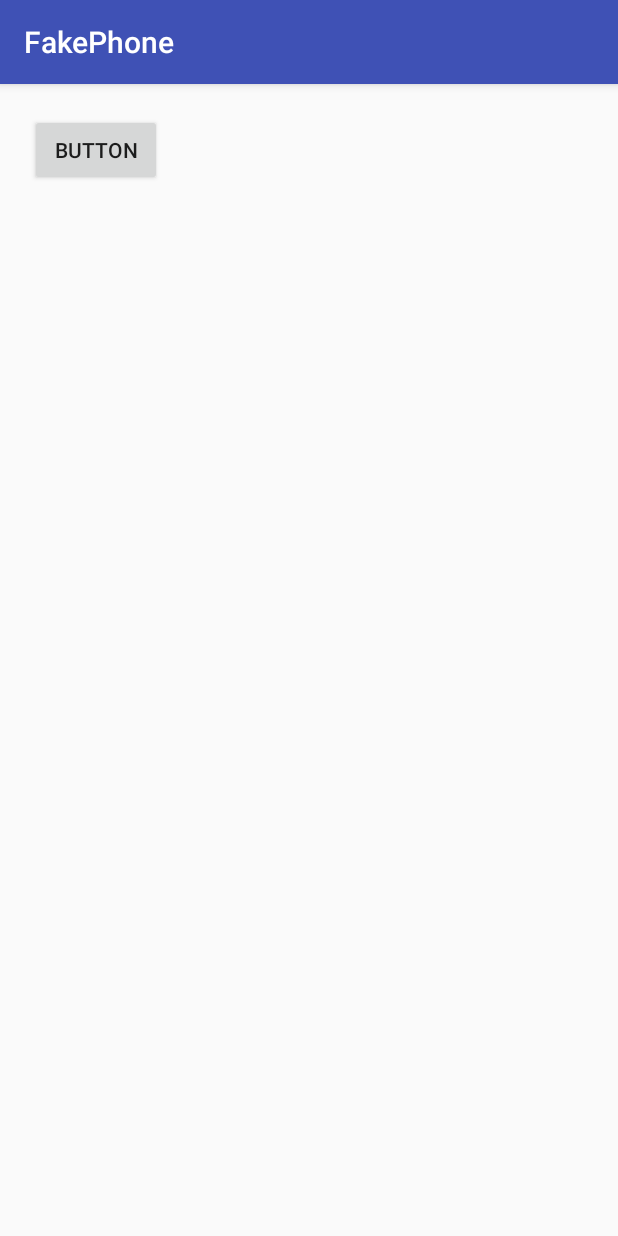
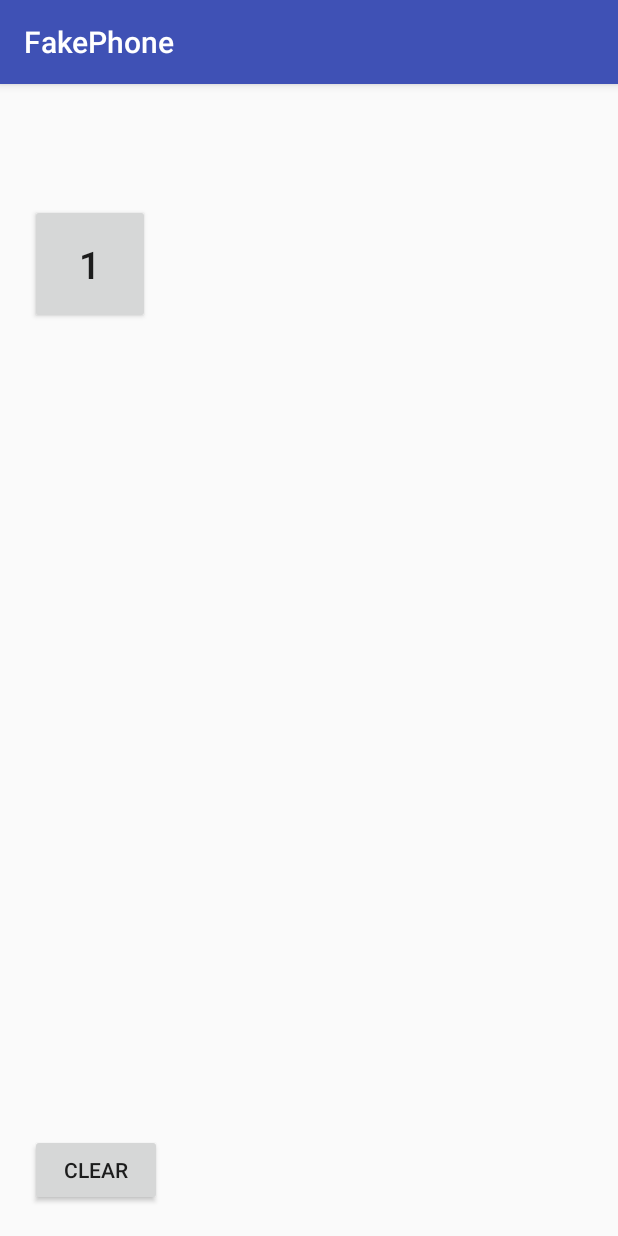
Before and after one commit to nuriaricart/FakePhoneActivity, an Android app: the screen it shows after launch (FakePhoneActivity), on a phone screen of 412 x 824 dp. Run offline under Robolectric (Android 15) with nearby library versions, the phone set to English and light mode, and no system bars.

Commit message:
Posar botó 1 / TextView text_phone / Fer que quan li dones 1 apareixi un 1 al TextView

```diff
--- a/app/src/main/java/edu/upc/eseiaat/pma/fakephone/FakePhoneActivity.java
+++ b/app/src/main/java/edu/upc/eseiaat/pma/fakephone/FakePhoneActivity.java
@@ -5,13 +5,25 @@ import android.os.Bundle;
 import android.util.Log;
 import android.view.View;
 import android.widget.Button;
+import android.widget.TextView;
 
 public class FakePhoneActivity extends AppCompatActivity {
+
+    private TextView text_phone;
 
     @Override
     protected void onCreate(Bundle savedInstanceState) {
         super.onCreate(savedInstanceState);
         setContentView(R.layout.activity_fake_phone);
+
+        text_phone = (TextView) findViewById(R.id.text_phone);
+
+
+    }
+
+    public void num1 (View v){
+        Button btn_1 = (Button) v;
+        text_phone.setText("1");
     }
 
     public void clicat (View v){
--- a/app/src/main/res/layout/activity_fake_phone.xml
+++ b/app/src/main/res/layout/activity_fake_phone.xml
@@ -8,12 +8,36 @@
     tools:context="edu.upc.eseiaat.pma.fakephone.FakePhoneActivity">
 
     <Button
-        android:id="@+id/button2"
+        android:id="@+id/btn_esborra"
         android:layout_width="wrap_content"
         android:layout_height="wrap_content"
+        android:layout_alignParentBottom="true"
         android:layout_alignParentLeft="true"
         android:layout_alignParentStart="true"
+        android:onClick="clicat"
+        android:text="@string/btn_esborra" />
+
+    <TextView
+        android:id="@+id/text_phone"
+        android:layout_width="wrap_content"
+        android:layout_height="40dp"
+        android:layout_alignParentEnd="true"
+        android:layout_alignParentLeft="true"
+        android:layout_alignParentRight="true"
+        android:layout_alignParentStart="true"
         android:layout_alignParentTop="true"
-        android:onClick="clicat"
-        android:text="Button" />
+        android:textSize="40sp" />
+
+    <Button
+        android:id="@+id/btn_1"
+        android:layout_width="80dp"
+        android:layout_height="80dp"
+        android:layout_alignParentLeft="true"
+        android:layout_alignParentStart="true"
+        android:layout_below="@+id/text_phone"
+        android:layout_marginTop="20dp"
+        android:width="1000dp"
+        android:onClick="num1"
+        android:text="1"
+        android:textSize="25sp" />
 </RelativeLayout>
--- a/app/src/main/res/values/strings.xml
+++ b/app/src/main/res/values/strings.xml
@@ -1,3 +1,4 @@
 <resources>
     <string name="app_name">FakePhone</string>
+    <string name="btn_esborra" >Clear</string>
 </resources>
```
Also changed, not shown: 2 other files.
